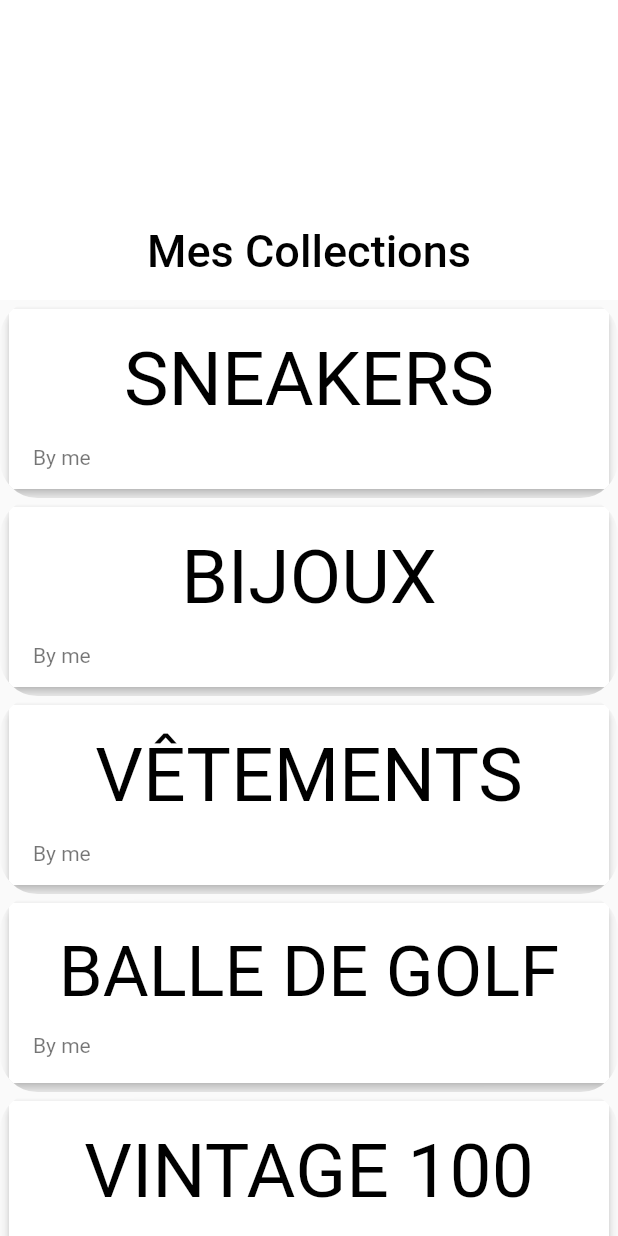
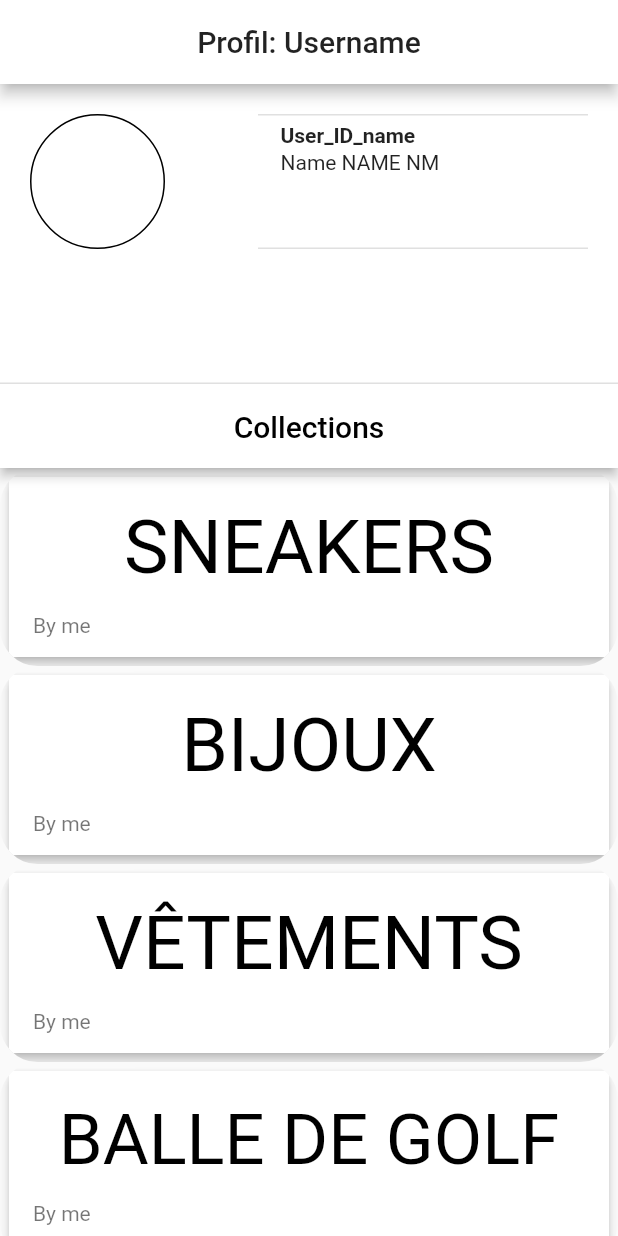
Before and after one commit to avallois/CollectX, a Flutter app: the screen it shows after launch, on a phone screen of 412 x 824 dp. Run offline on Flutter 3.47's test engine with Material 2 defaults, Android fonts, the phone set to English and light mode, and no system bars; drawn by our look-alikes of auto_size_text.

Commit message:
architecturing + start adding user_info

```diff
--- a/lib/pages/collection_detail_page.dart
+++ b/lib/pages/collection_detail_page.dart
@@ -1,11 +1,11 @@
 import 'package:flutter/material.dart';
 import 'package:provider/provider.dart';
 
-import '../widgets/collection_detail_header.dart';
+import '../widgets/collection/collection_header.dart';
 import '../providers/collections.dart';
 import '../providers/collection_elements.dart';
 
-import '../widgets/collection_element_list_item.dart';
+import '../widgets/collection/collection_element_list_item.dart';
 
 class CollectionDetailPage extends StatelessWidget {
   static const namedRoute = './collection-detail';
--- a/lib/pages/collection_overview_page.dart
+++ b/lib/pages/collection_overview_page.dart
@@ -1,28 +1,38 @@
 import 'package:flutter/material.dart';
 
-import '../widgets/collection_list.dart';
+import '../widgets/profile/information/profile_user_info.dart';
+import '../widgets/profile/collection_list/profile_collection_list_header.dart';
+import '../widgets/profile/collection_list/profile_collection_list.dart';
+// import '../widgets/collection_list.dart';
 
 class CollectionOverviewPage extends StatelessWidget {
   @override
   Widget build(BuildContext context) {
     return Scaffold(
-      // appBar: AppBar(
-      //   title: Text('Collections'),
-      //   actions: <Widget>[
-      //     IconButton(
-      //       icon: Icon(
-      //         Icons.add,
-      //         color: Colors.white,
-      //       ),
-      //       padding: EdgeInsets.symmetric(
-      //         horizontal: 20,
-      //       ),
-      //       iconSize: 35,
-      //       onPressed: () {},
-      //     ),
-      //   ],
-      // ),
-      body: CollectionList(),
+      appBar: AppBar(
+        title: Text('Profil: Username'),
+        centerTitle: true,
+        actions: <Widget>[
+          IconButton(
+            icon: Icon(
+              Icons.add,
+              color: Colors.white,
+            ),
+            padding: EdgeInsets.symmetric(
+              horizontal: 20,
+            ),
+            iconSize: 35,
+            onPressed: () {},
+          ),
+        ],
+      ),
+      body: CustomScrollView(
+        slivers: <Widget>[
+          ProfileUserInfo(),
+          ProfileCollectionListHeader(),
+          ProfileCollectionList(),
+        ],
+      ),
     );
   }
 }
--- a/lib/widgets/collection_list.dart
+++ /dev/null
@@ -1,51 +0,0 @@
-import 'package:flutter/material.dart';
-import 'package:provider/provider.dart';
-
-import '../providers/collections.dart';
-import './collection_list_item.dart';
-
-class CollectionList extends StatelessWidget {
-  @override
-  Widget build(BuildContext context) {
-    final collections = Provider.of<Collections>(context).items;
-    return CustomScrollView(
-      slivers: <Widget>[
-        SliverAppBar(
-          snap: false,
-          pinned: true,
-          floating: false,
-          expandedHeight: 200.0,
-          flexibleSpace: FlexibleSpaceBar(
-            centerTitle: true,
-            title: Text('Mes Collections'),
-            background: Stack(
-              fit: StackFit.expand,
-              children: <Widget>[
-                Container(
-                  color: Colors.white,
-                )
-              ],
-            ),
-          ),
-          elevation: 10.0,
-        ),
-        SliverList(
-          delegate: SliverChildBuilderDelegate(
-            (context, index) => ChangeNotifierProvider.value(
-              value: collections[index],
-              child: CollectionListItem(),
-            ),
-            childCount: collections.length,
-          ),
-        ),
-      ],
-    );
-    // ListView.builder(
-    //   itemBuilder: (context, index) => ChangeNotifierProvider.value(
-    //     value: collections[index],
-    //     child: CollectionListItem(),
-    //   ),
-    //   itemCount: collections.length,
-    // );
-  }
-}
--- a/lib/widgets/collection_list_item.dart
+++ /dev/null
@@ -1,46 +0,0 @@
-import 'package:flutter/material.dart';
-import 'package:auto_size_text/auto_size_text.dart';
-import 'package:provider/provider.dart';
-
-import '../providers/collection.dart';
-import '../pages/collection_detail_page.dart';
-
-class CollectionListItem extends StatelessWidget {
-  @override
-  Widget build(BuildContext context) {
-    final collection = Provider.of<Collection>(context);
-    return GestureDetector(
-      onTap: () {
-        Navigator.of(context).pushNamed(CollectionDetailPage.namedRoute, arguments: collection.id);
-      },
-      child: ClipRRect(
-        borderRadius: BorderRadius.circular(25),
-        child: Card(
-          elevation: 3,
-          margin: EdgeInsets.all(6),
-          child: Container(
-            color: Colors.white,
-            height: 120,
-            child: ListTile(
-              title:
-              Padding(
-                padding: const EdgeInsets.all(14.0),
-                child:
-                //Center(
-                  //child:
-                  AutoSizeText.rich(
-                    TextSpan(text: collection.title.toUpperCase()),
-                    textAlign: TextAlign.center,
-                    style: TextStyle(fontSize: 50, color: Colors.black),
-                    minFontSize: 20,
-                  ),
-                //),
-              ),
-              subtitle: Text('By me'),
-            ),
-          ),
-        ),
-      ),
-    );
-  }
-}
--- /dev/null
+++ b/lib/widgets/profile/collection_list/profile_collection_list_item.dart
@@ -0,0 +1,46 @@
+import 'package:flutter/material.dart';
+import 'package:auto_size_text/auto_size_text.dart';
+import 'package:provider/provider.dart';
+
+import '../../../providers/collection.dart';
+import '../../../pages/collection_detail_page.dart';
+
+class ProfileCollectionListItem extends StatelessWidget {
+  @override
+  Widget build(BuildContext context) {
+    final collection = Provider.of<Collection>(context);
+    return GestureDetector(
+      onTap: () {
+        Navigator.of(context).pushNamed(CollectionDetailPage.namedRoute, arguments: collection.id);
+      },
+      child: ClipRRect(
+        borderRadius: BorderRadius.circular(25),
+        child: Card(
+          elevation: 3,
+          margin: EdgeInsets.all(6),
+          child: Container(
+            color: Colors.white,
+            height: 120,
+            child: ListTile(
+              title:
+              Padding(
+                padding: const EdgeInsets.all(14.0),
+                child:
+                //Center(
+                  //child:
+                  AutoSizeText.rich(
+                    TextSpan(text: collection.title.toUpperCase()),
+                    textAlign: TextAlign.center,
+                    style: TextStyle(fontSize: 50, color: Colors.black),
+                    minFontSize: 20,
+                  ),
+                //),
+              ),
+              subtitle: Text('By me'),
+            ),
+          ),
+        ),
+      ),
+    );
+  }
+}
```
Also changed, not shown: lib/widgets/profile/collection_list/profile_collection_list.dart (added, +21 -0 lines), lib/widgets/profile/collection_list/profile_collection_list_header.dart (added, +26 -0 lines), lib/widgets/profile/information/profile_user_info.dart (added, +69 -0 lines), lib/widgets/collection/collection_element_list_item.dart (renamed from lib/widgets/collection_element_list_item.dart), lib/widgets/collection/collection_header.dart (renamed from lib/widgets/collection_detail_header.dart).
